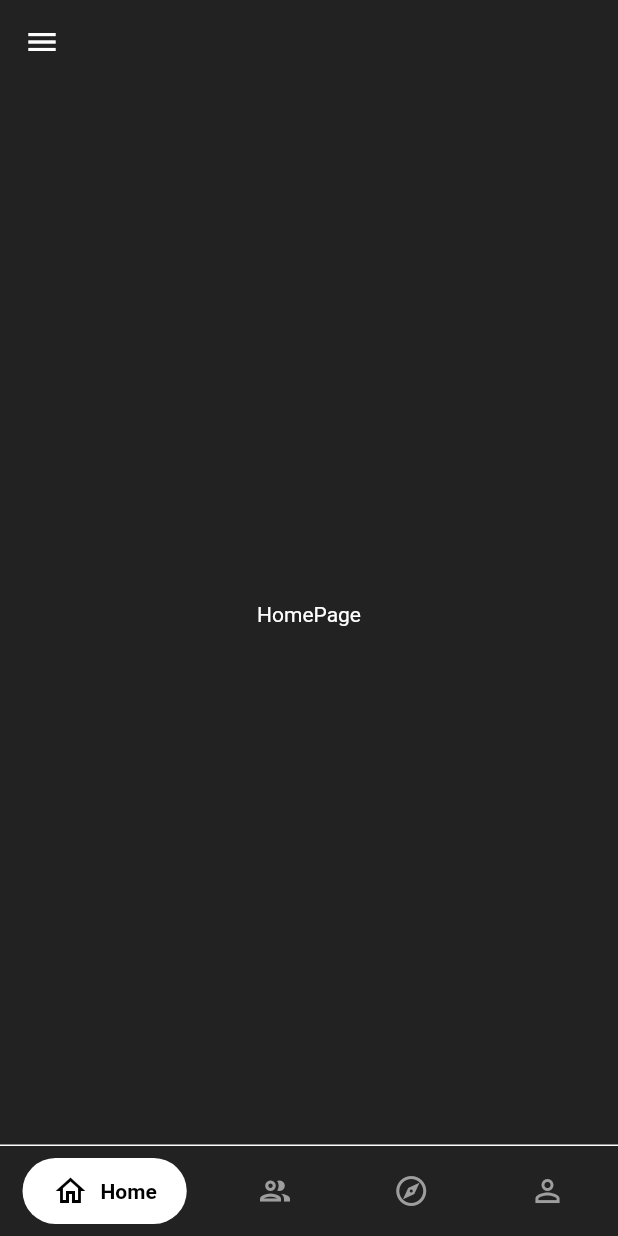
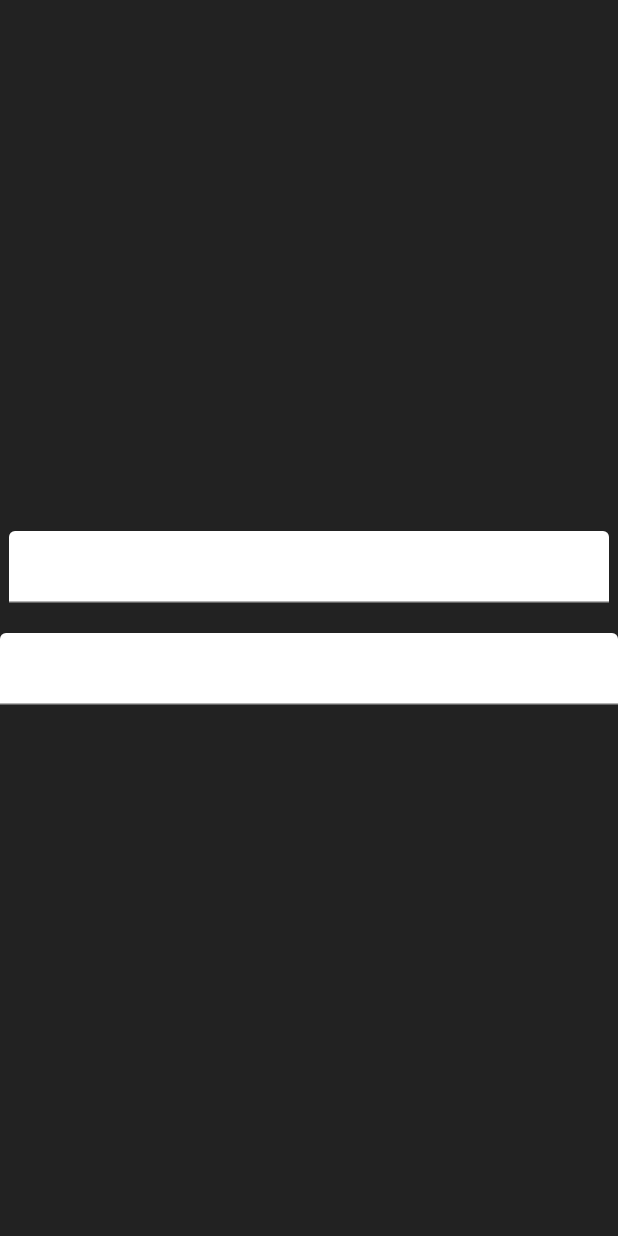
Before and after one commit to notaringblade/social_media_app, a Flutter app: the screen it shows after launch, on a phone screen of 412 x 824 dp. Run offline on Flutter 3.47's test engine with Material 2 defaults, Android fonts, the phone set to English and light mode, and no system bars; drawn by our look-alikes of google_nav_bar.

Commit message:
orientation fix

```diff
--- /dev/null
+++ b/lib/auth/login_page.dart
@@ -0,0 +1,36 @@
+import 'package:flutter/material.dart';
+
+class LoginPage extends StatelessWidget {
+  const LoginPage({Key? key}) : super(key: key);
+
+  @override
+  Widget build(BuildContext context) {
+    TextEditingController emailController = TextEditingController();
+    TextEditingController passwordController = TextEditingController();
+    return Scaffold(
+        backgroundColor: const Color(0xff222222),
+        body: Column(
+          mainAxisAlignment: MainAxisAlignment.center,
+          children: [
+            SizedBox(
+              width: 400,
+              child: textField(emailController),
+            ),
+            SizedBox(height: 20,),
+            SizedBox(
+              child: textField(passwordController),
+            ),
+          ],
+        ));
+  }
+
+  TextFormField textField(TextEditingController textController) {
+    return TextFormField(
+              controller: textController,
+              decoration: InputDecoration(
+                filled: true,
+                fillColor: Colors.white,
+              ),
+            );
+  }
+}
--- a/lib/main.dart
+++ b/lib/main.dart
@@ -1,4 +1,5 @@
 import 'package:flutter/material.dart';
+import 'package:social_media_app/auth/login_page.dart';
 import 'package:social_media_app/main_pages/main_page.dart';
 
 void main() {
@@ -18,7 +19,7 @@ class MyApp extends StatelessWidget {
         brightness: Brightness.light,
         primarySwatch: Colors.green,
       ),
-      home: const MainPage(),
+      home: const LoginPage(),
     );
   }
 }
```
Also changed, not shown: 1 other file.
